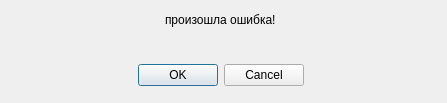
This is app_windows/templates/empty_dialog.ui in bloodofspring/yandex_drive_desktop as Qt 5 draws it before an edit. The edited form follows.
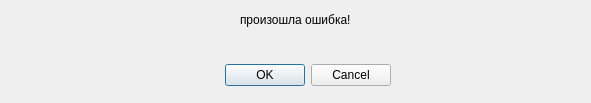
This is the edited form.

```diff
--- a/app_windows/templates/empty_dialog.ui
+++ b/app_windows/templates/empty_dialog.ui
@@ -6,7 +6,7 @@
    <rect>
     <x>0</x>
     <y>0</y>
-    <width>447</width>
+    <width>591</width>
     <height>103</height>
    </rect>
   </property>
@@ -18,7 +18,7 @@
     <rect>
      <x>10</x>
      <y>10</y>
-     <width>421</width>
+     <width>571</width>
      <height>76</height>
     </rect>
    </property>
```
